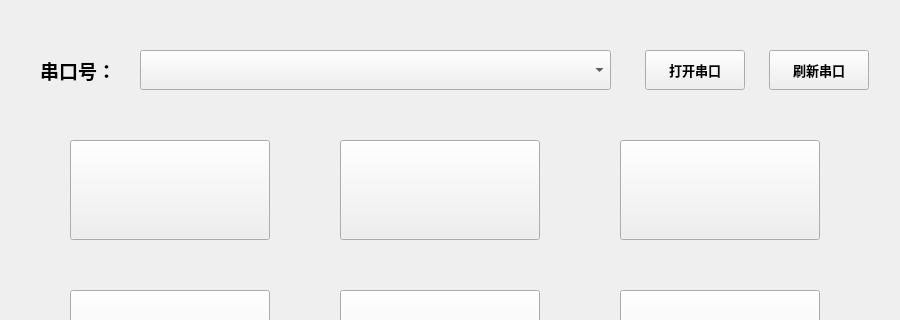
afeiya-embedded/QT, file IOTClient/canopen.ui: the form before one commit; both pictures show x 0 to 900 and y 0 to 320 of the 900 by 800 pixel window.
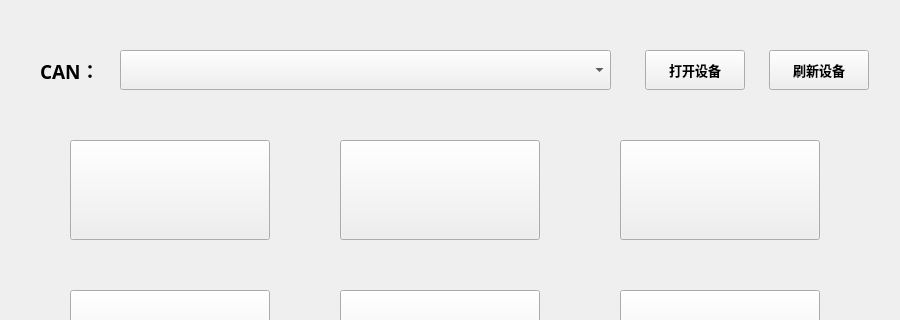
The form after the commit.

```diff
--- a/IOTClient/canopen.ui
+++ b/IOTClient/canopen.ui
@@ -24,12 +24,13 @@
    </property>
    <property name="font">
     <font>
+     <family>Microsoft YaHei</family>
      <pointsize>10</pointsize>
      <bold>true</bold>
     </font>
    </property>
    <property name="text">
-    <string>刷新串口</string>
+    <string>刷新设备</string>
    </property>
   </widget>
   <widget class="QPushButton" name="pushButton_beep">
@@ -77,12 +78,18 @@
   <widget class="QComboBox" name="comboBox">
    <property name="geometry">
     <rect>
-     <x>140</x>
+     <x>120</x>
      <y>50</y>
-     <width>471</width>
+     <width>491</width>
      <height>40</height>
     </rect>
    </property>
+   <property name="font">
+    <font>
+     <family>Microsoft YaHei</family>
+     <pointsize>12</pointsize>
+    </font>
+   </property>
   </widget>
   <widget class="QPushButton" name="pushButton_temp">
    <property name="geometry">
@@ -137,12 +144,13 @@
    </property>
    <property name="font">
     <font>
+     <family>Microsoft YaHei</family>
      <pointsize>10</pointsize>
      <bold>true</bold>
     </font>
    </property>
    <property name="text">
-    <string>打开串口</string>
+    <string>打开设备</string>
    </property>
    <property name="checkable">
     <bool>true</bool>
@@ -236,7 +244,7 @@
     </font>
    </property>
    <property name="text">
-    <string>串口号：</string>
+    <string>CAN：</string>
    </property>
   </widget>
  </widget>
```
Left out of the diff: 2 changed lines with no effect on the pictures.
